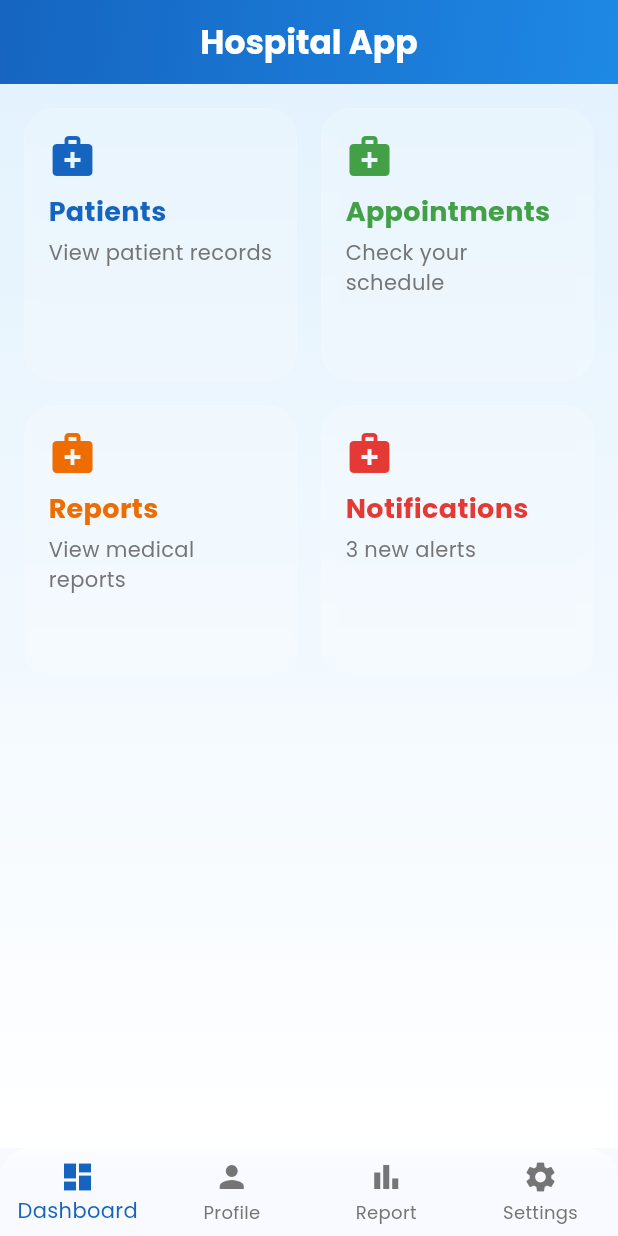
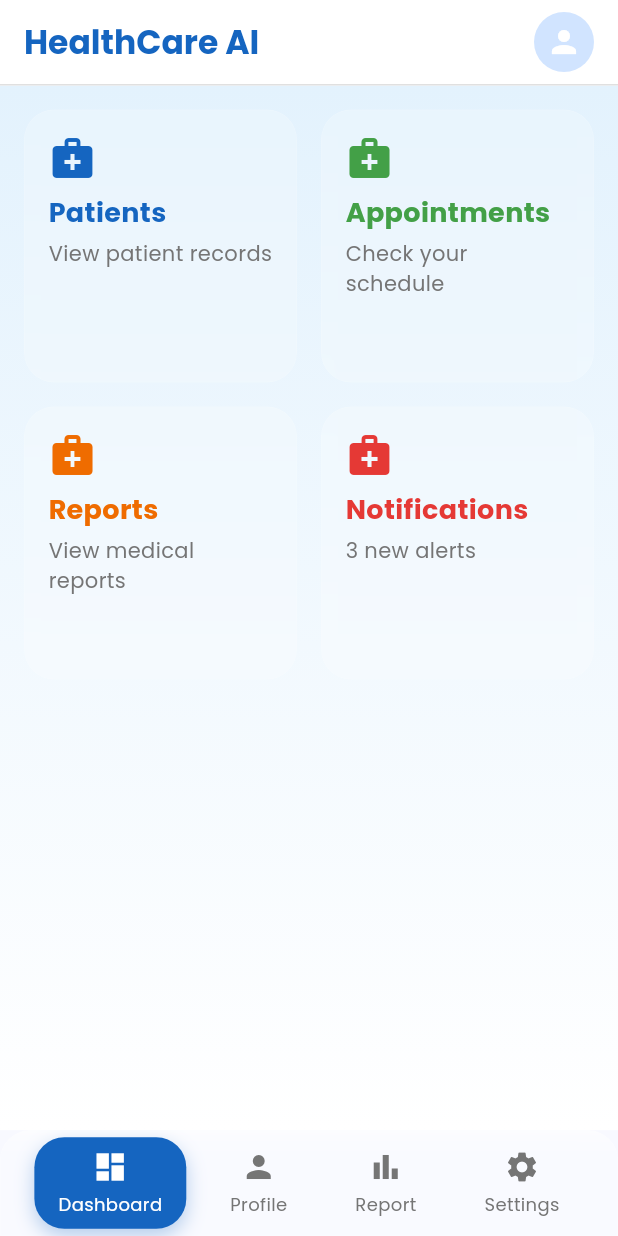
Before and after one commit to Kaditya67/ecg_project, a Flutter app: the screen it shows after launch, on a phone screen of 412 x 824 dp. Run offline on Flutter 3.47's test engine with Material 3 defaults, Android fonts, the phone set to English and light mode, and no system bars; drawn by our look-alikes of glassmorphism_ui; our stand-ins replace fl_chart, google_fonts.

Commit message:
updated dashboard

```diff
--- a/lib/main.dart
+++ b/lib/main.dart
@@ -11,7 +11,7 @@ class MyApp extends StatelessWidget {
   Widget build(BuildContext context) {
     return MaterialApp(
       debugShowCheckedModeBanner: false,
-      title: 'Hospital App',
+      title: 'HealthCare AI',
       theme: ThemeData(
         colorScheme: ColorScheme.fromSeed(seedColor: Colors.blue),
         textTheme: GoogleFonts.poppinsTextTheme(),
@@ -41,21 +41,29 @@ class _DashboardState extends State<Dashboard> {
       appBar: AppBar(
         elevation: 0,
         title: Text(
-          'Hospital App',
+          'HealthCare AI',
           style: GoogleFonts.poppins(
             fontSize: 22,
             fontWeight: FontWeight.bold,
-            color: Colors.white,
+            color: Colors.blue[800],
           ),
         ),
-        centerTitle: true,
-        flexibleSpace: Container(
-          decoration: BoxDecoration(
-            gradient: LinearGradient(
-              colors: [Colors.blue[800]!, Colors.blue[600]!],
-              begin: Alignment.topLeft,
-              end: Alignment.bottomRight,
+        centerTitle: false, // Align title to the left
+        backgroundColor: Colors.white, // Match body color
+        actions: [
+          Padding(
+            padding: const EdgeInsets.only(right: 16.0),
+            child: CircleAvatar(
+              radius: 20,
+              child: Icon(Icons.person, color: Colors.white), // Fallback icon
             ),
+          ),
+        ],
+        bottom: PreferredSize(
+          preferredSize: Size.fromHeight(1),
+          child: Container(
+            color: Colors.grey[300], // Border color
+            height: 1, // Border thickness
           ),
         ),
       ),
@@ -82,24 +90,66 @@ class _DashboardState extends State<Dashboard> {
         ),
         blur: 10,
         color: Colors.white.withOpacity(0.2),
-        child: BottomNavigationBar(
-          currentIndex: _selectedIndex,
-          type: BottomNavigationBarType.fixed,
-          backgroundColor: Colors.transparent,
-          selectedItemColor: Colors.blue[800],
-          unselectedItemColor: Colors.grey[600],
-          elevation: 0,
-          items: [
-            BottomNavigationBarItem(icon: Icon(Icons.dashboard), label: "Dashboard"),
-            BottomNavigationBarItem(icon: Icon(Icons.person), label: "Profile"),
-            BottomNavigationBarItem(icon: Icon(Icons.bar_chart), label: "Report"),
-            BottomNavigationBarItem(icon: Icon(Icons.settings), label: "Settings"),
+        child: Container(
+          height: 70,
+          padding: EdgeInsets.symmetric(horizontal: 16),
+          child: Row(
+            mainAxisAlignment: MainAxisAlignment.spaceAround,
+            children: [
+              _buildNavItem(Icons.dashboard, "Dashboard", 0),
+              _buildNavItem(Icons.person, "Profile", 1),
+              _buildNavItem(Icons.bar_chart, "Report", 2),
+              _buildNavItem(Icons.settings, "Settings", 3),
+            ],
+          ),
+        ),
+      ),
+    );
+  }
+
+  Widget _buildNavItem(IconData icon, String label, int index) {
+    bool isSelected = _selectedIndex == index;
+
+    return GestureDetector(
+      onTap: () {
+        setState(() {
+          _selectedIndex = index;
+        });
+      },
+      child: AnimatedContainer(
+        duration: Duration(milliseconds: 300),
+        curve: Curves.easeInOut,
+        padding: EdgeInsets.symmetric(horizontal: 16, vertical: 8),
+        decoration: BoxDecoration(
+          color: isSelected ? Colors.blue[800] : Colors.transparent,
+          borderRadius: BorderRadius.circular(20),
+          boxShadow: isSelected
+              ? [
+                  BoxShadow(
+                    color: Colors.blue[800]!.withOpacity(0.3),
+                    blurRadius: 10,
+                    offset: Offset(0, 5),
+                  ),
+                ]
+              : [],
+        ),
+        child: Column(
+          mainAxisSize: MainAxisSize.min,
+          children: [
+            Icon(
+              icon,
+              size: 24,
+              color: isSelected ? Colors.white : Colors.grey[600],
+            ),
+            SizedBox(height: 4),
+            Text(
+              label,
+              style: GoogleFonts.poppins(
+                fontSize: 12,
+                color: isSelected ? Colors.white : Colors.grey[600],
+              ),
+            ),
           ],
-          onTap: (index) {
-            setState(() {
-              _selectedIndex = index;
-            });
-          },
         ),
       ),
     );
@@ -159,7 +209,7 @@ class ProfileContent extends StatelessWidget {
             children: [
               CircleAvatar(
                 radius: 50,
-                backgroundImage: AssetImage('assets/placeholder.png'),
+                child: Icon(Icons.person, size: 48, color: Colors.white),
               ),
               SizedBox(height: 16),
               Text('Dr. John Doe', style: GoogleFonts.poppins(fontSize: 22, fontWeight: FontWeight.bold)),
```
Also changed, not shown: pubspec.yaml (+6 -2 lines), assets/placeholder.png (added), assets/user_avatar.png (added).
